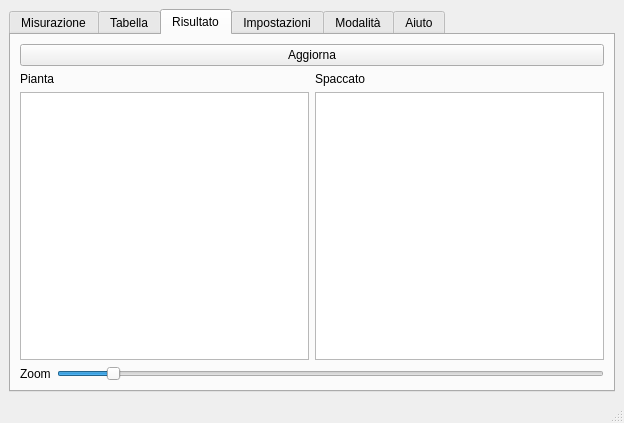
This is charlotte/charlotte.ui in zorbaproject/Meatloaf as Qt 5 draws it before an edit. The edited form follows.
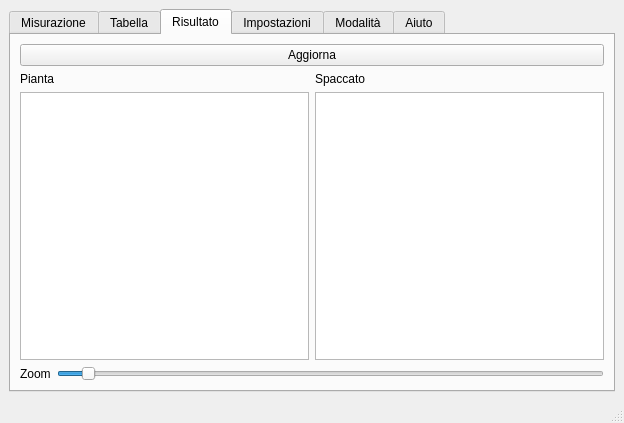
This is the edited form. The open tabs and pages were chosen to show the change.

Commit message: Fix visualizzazione svg

```diff
--- a/charlotte/charlotte.ui
+++ b/charlotte/charlotte.ui
@@ -342,6 +342,9 @@
             <property name="minimum">
              <number>1</number>
             </property>
+            <property name="maximum">
+             <number>200</number>
+            </property>
             <property name="value">
              <number>10</number>
             </property>
```
The commit also changes 1 other file.
